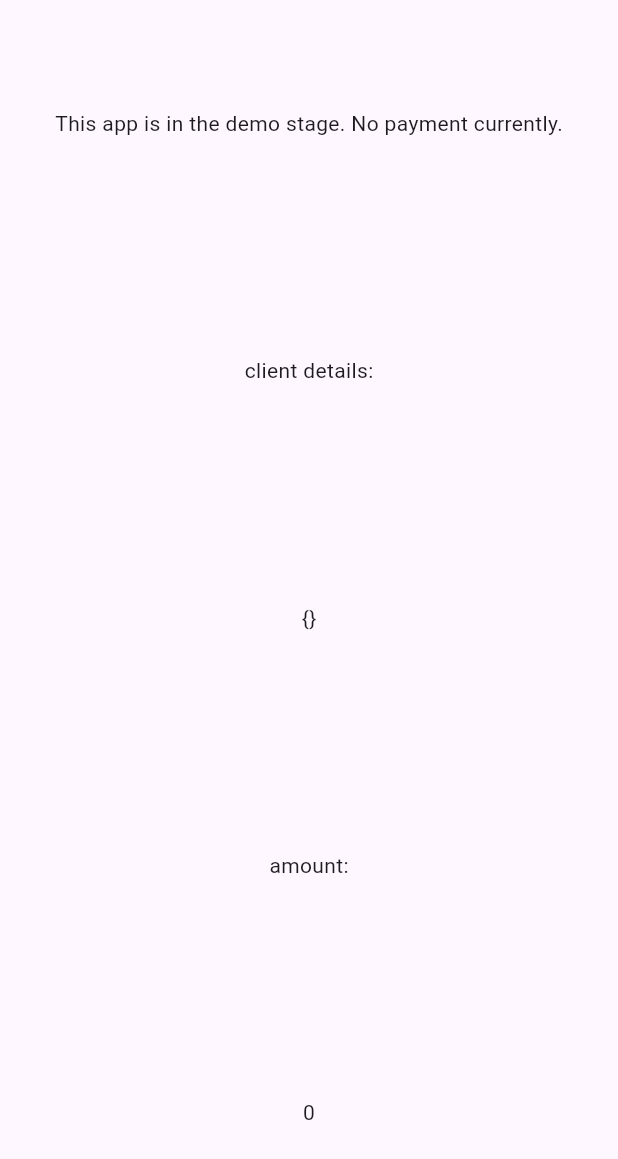
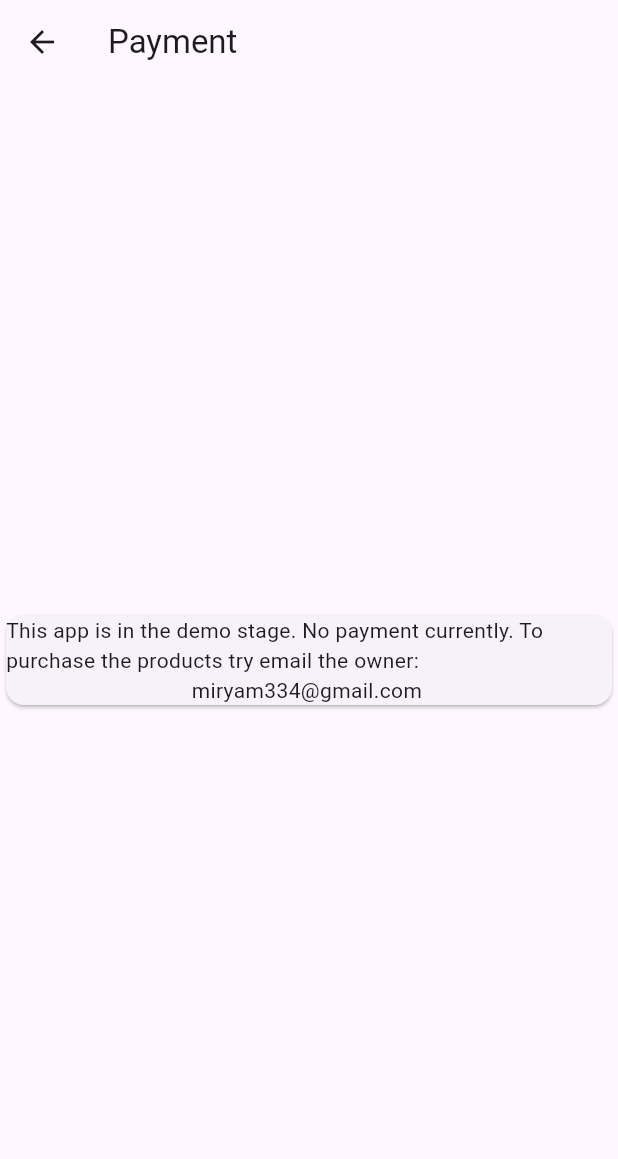
Before and after one commit to akivazo/makramir, a Flutter app: the PaymentTerminalView screen opened directly with empty values, on a phone screen of 412 x 824 dp. Shown: the top 1159 px of the screen. Run offline on Flutter 3.47's test engine with Material 3 defaults, Android fonts, the phone set to English and light mode, and no system bars; our stand-ins replace badges, google_fonts.

Commit message:
demo message

```diff
--- a/lib/checkout_manager.dart
+++ b/lib/checkout_manager.dart
@@ -153,9 +153,10 @@ class CheckoutForm extends StatelessWidget {
                   padding: const EdgeInsets.all(8.0),
                   child: ElevatedButton(
                     onPressed: () {
-                      if (saveForm()) {
+                      /**if (saveForm()) {
                         paymentMethod(_fieldsMap);
-                      }
+                      }**/
+                      paymentMethod(_fieldsMap);
                     },
                     child: Row(
                       mainAxisAlignment: MainAxisAlignment.center,
--- a/lib/payment.dart
+++ b/lib/payment.dart
@@ -1,9 +1,11 @@
 import 'package:flutter/material.dart';
 
 class PaymentManager {
-
-  Widget getPaymentTerminalView(Map<String, String> clientDetails, int amount){
-    return PaymentTerminalView(clientDetails:  clientDetails, amount: amount,);
+  Widget getPaymentTerminalView(Map<String, String> clientDetails, int amount) {
+    return PaymentTerminalView(
+      clientDetails: clientDetails,
+      amount: amount,
+    );
   }
 }
 
@@ -11,20 +13,30 @@ class PaymentTerminalView extends StatelessWidget {
   Map<String, String> clientDetails;
   int amount;
 
-  PaymentTerminalView({super.key, required this.clientDetails, required this.amount});
-
+  PaymentTerminalView(
+      {super.key, required this.clientDetails, required this.amount});
 
   @override
   Widget build(BuildContext context) {
-    return Center(child: Column(
-      mainAxisAlignment: MainAxisAlignment.spaceAround,
-      children: [
-        Text("This app is in the demo stage. No payment currently."),
-        Text("client details:"),
-        Text(clientDetails.toString()),
-        Text("amount:"),
-        Text(amount.toString())
-      ],
-    ),);
+    return Scaffold(
+      appBar: AppBar(
+        title: Text('Payment'),
+        leading: IconButton(
+          icon: Icon(Icons.arrow_back),
+          onPressed: () {
+            Navigator.pop(context);
+          },
+        ),
+      ),
+      body: Center(
+          child: Card(
+              child: Column(
+                mainAxisSize: MainAxisSize.min,
+                children: [
+                  Text("This app is in the demo stage. No payment currently. To purchase the products try email the owner:"),
+                  SelectableText("miryam334@gmail.com")
+                ],
+              ))),
+    );
   }
 }
```
